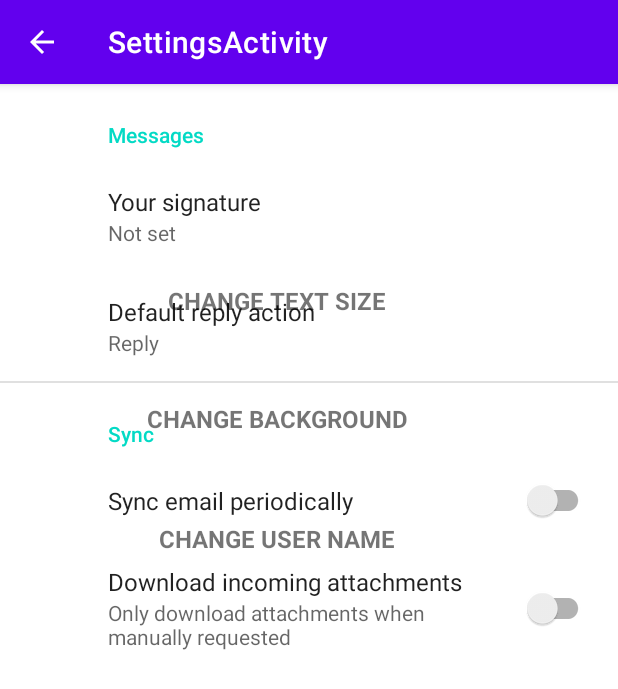
After one commit to MarcRamos2/PR2M08HamzaiMarc, an Android app: the SettingsActivity screen opened directly, with no data from a screen before it, on a phone screen of 412 x 824 dp. The commit adds this screen. Shown: the top 689 px of the screen. Run offline under Robolectric (Android 15) with nearby library versions, the phone set to English and light mode, and no system bars; our stand-ins replace androidx.preference; Roboto replaces fonts that are not available here.

Commit message:
settingr

```diff
--- a/app/build.gradle
+++ b/app/build.gradle
@@ -40,6 +40,7 @@ dependencies {
     implementation 'androidx.lifecycle:lifecycle-viewmodel-ktx:2.4.1'
     implementation 'androidx.navigation:navigation-fragment:2.4.1'
     implementation 'androidx.navigation:navigation-ui:2.4.1'
+    implementation 'androidx.preference:preference:1.1.1'
     testImplementation 'junit:junit:4.13.2'
     androidTestImplementation 'androidx.test.ext:junit:1.1.3'
     androidTestImplementation 'androidx.test.espresso:espresso-core:3.4.0'
--- a/app/src/main/AndroidManifest.xml
+++ b/app/src/main/AndroidManifest.xml
@@ -9,6 +9,10 @@
         android:roundIcon="@mipmap/ic_launcher_round"
         android:supportsRtl="true"
         android:theme="@style/Theme.PR2_HamzaiMarc">
+        <activity
+            android:name=".SettingsActivity"
+            android:exported="false"
+            android:label="@string/title_activity_settings" />
         <activity
             android:name=".NavigationDrawerActivity"
             android:exported="false"
--- /dev/null
+++ b/app/src/main/java/com/example/pr2_hamzaimarc/SettingsActivity.java
@@ -0,0 +1,33 @@
+package com.example.pr2_hamzaimarc;
+
+import android.os.Bundle;
+
+import androidx.appcompat.app.ActionBar;
+import androidx.appcompat.app.AppCompatActivity;
+import androidx.preference.PreferenceFragmentCompat;
+
+public class SettingsActivity extends AppCompatActivity {
+
+    @Override
+    protected void onCreate(Bundle savedInstanceState) {
+        super.onCreate(savedInstanceState);
+        setContentView(R.layout.settings_activity);
+        if (savedInstanceState == null) {
+            getSupportFragmentManager()
+                    .beginTransaction()
+                    .replace(R.id.settings, new SettingsFragment())
+                    .commit();
+        }
+        ActionBar actionBar = getSupportActionBar();
+        if (actionBar != null) {
+            actionBar.setDisplayHomeAsUpEnabled(true);
+        }
+    }
+
+    public static class SettingsFragment extends PreferenceFragmentCompat {
+        @Override
+        public void onCreatePreferences(Bundle savedInstanceState, String rootKey) {
+            setPreferencesFromResource(R.xml.root_preferences, rootKey);
+        }
+    }
+}
--- /dev/null
+++ b/app/src/main/res/layout/settings_activity.xml
@@ -0,0 +1,60 @@
+<LinearLayout xmlns:android="http://schemas.android.com/apk/res/android"
+    xmlns:app="http://schemas.android.com/apk/res-auto"
+    xmlns:tools="http://schemas.android.com/tools"
+    android:layout_width="match_parent"
+    android:layout_height="match_parent">
+
+    <androidx.constraintlayout.widget.ConstraintLayout
+        android:id="@+id/settings"
+        android:layout_width="match_parent"
+        android:layout_height="match_parent">
+
+        <TextView
+            android:id="@+id/A"
+            android:layout_width="226dp"
+            android:layout_height="30dp"
+            android:layout_marginStart="155dp"
+            android:layout_marginTop="133dp"
+            android:layout_marginEnd="198dp"
+            android:text="@string/A"
+            android:textAlignment="center"
+            android:textAllCaps="true"
+            android:textSize="16sp"
+            android:textStyle="bold"
+            app:layout_constraintEnd_toEndOf="parent"
+            app:layout_constraintStart_toStartOf="parent"
+            app:layout_constraintTop_toTopOf="parent" />
+
+        <TextView
+            android:id="@+id/B"
+            android:layout_width="226dp"
+            android:layout_height="30dp"
+            android:layout_marginStart="155dp"
+            android:layout_marginTop="212dp"
+            android:layout_marginEnd="198dp"
+            android:text="@string/B"
+            android:textAlignment="center"
+            android:textAllCaps="true"
+            android:textSize="16sp"
+            android:textStyle="bold"
+            app:layout_constraintEnd_toEndOf="parent"
+            app:layout_constraintStart_toStartOf="parent"
+            app:layout_constraintTop_toTopOf="parent" />
+
+        <TextView
+            android:id="@+id/C"
+            android:layout_width="226dp"
+            android:layout_height="30dp"
+            android:layout_marginStart="155dp"
+            android:layout_marginTop="292dp"
+            android:layout_marginEnd="198dp"
+            android:text="@string/C"
+            android:textAlignment="center"
+            android:textAllCaps="true"
+            android:textSize="16sp"
+            android:textStyle="bold"
+            app:layout_constraintEnd_toEndOf="parent"
+            app:layout_constraintStart_toStartOf="parent"
+            app:layout_constraintTop_toTopOf="parent" />
+    </androidx.constraintlayout.widget.ConstraintLayout>
+</LinearLayout>
--- /dev/null
+++ b/app/src/main/res/values/arrays.xml
@@ -0,0 +1,12 @@
+<resources>
+    <!-- Reply Preference -->
+    <string-array name="reply_entries">
+        <item>Reply</item>
+        <item>Reply to all</item>
+    </string-array>
+
+    <string-array name="reply_values">
+        <item>reply</item>
+        <item>reply_all</item>
+    </string-array>
+</resources>
--- a/app/src/main/res/values/strings.xml
+++ b/app/src/main/res/values/strings.xml
@@ -23,4 +23,23 @@
     <string name="horari_servei">Customer Service Hours</string>
     <string name="setting">Settings</string>
     <string name="about">About</string>
+    <string name="title_activity_settings" translatable="false">SettingsActivity</string>
+
+    <!-- Preference Titles -->
+    <string name="messages_header" translatable="false">Messages</string>
+    <string name="sync_header" translatable="false">Sync</string>
+
+    <!-- Messages Preferences -->
+    <string name="signature_title" translatable="false">Your signature</string>
+    <string name="reply_title" translatable="false">Default reply action</string>
+
+    <!-- Sync Preferences -->
+    <string name="sync_title" translatable="false">Sync email periodically</string>
+    <string name="attachment_title" translatable="false">Download incoming attachments</string>
+    <string name="attachment_summary_on" translatable="false">Automatically download attachments for incoming emails
+    </string>
+    <string name="attachment_summary_off" translatable="false">Only download attachments when manually requested</string>
+    <string name="A">Change Text Size</string>
+    <string name="B">Change Background</string>
+    <string name="C">Change User Name</string>
 </resources>
--- /dev/null
+++ b/app/src/main/res/xml/root_preferences.xml
@@ -0,0 +1,35 @@
+<PreferenceScreen xmlns:app="http://schemas.android.com/apk/res-auto">
+
+    <PreferenceCategory app:title="@string/messages_header">
+
+        <EditTextPreference
+            app:key="signature"
+            app:title="@string/signature_title"
+            app:useSimpleSummaryProvider="true" />
+
+        <ListPreference
+            app:defaultValue="reply"
+            app:entries="@array/reply_entries"
+            app:entryValues="@array/reply_values"
+            app:key="reply"
+            app:title="@string/reply_title"
+            app:useSimpleSummaryProvider="true" />
+
+    </PreferenceCategory>
+
+    <PreferenceCategory app:title="@string/sync_header">
+
+        <SwitchPreferenceCompat
+            app:key="sync"
+            app:title="@string/sync_title" />
+
+        <SwitchPreferenceCompat
+            app:dependency="sync"
+            app:key="attachment"
+            app:summaryOff="@string/attachment_summary_off"
+            app:summaryOn="@string/attachment_summary_on"
+            app:title="@string/attachment_title" />
+
+    </PreferenceCategory>
+
+</PreferenceScreen>
```
Also changed, not shown: 1 other file.
